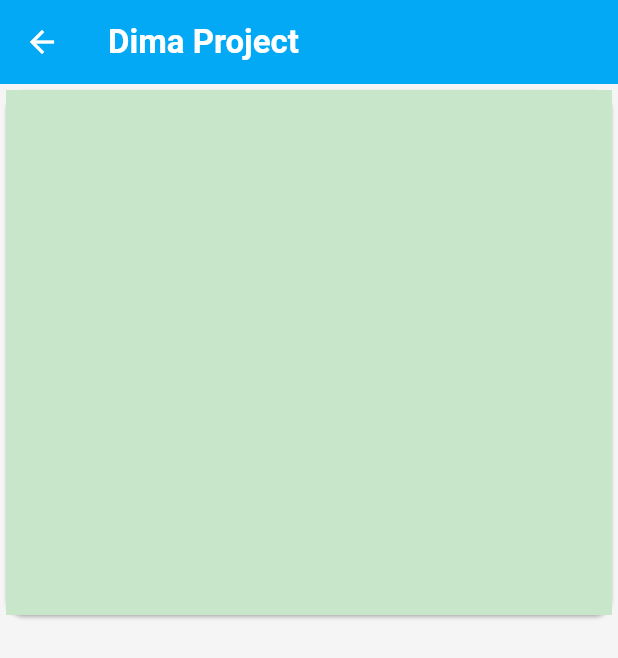
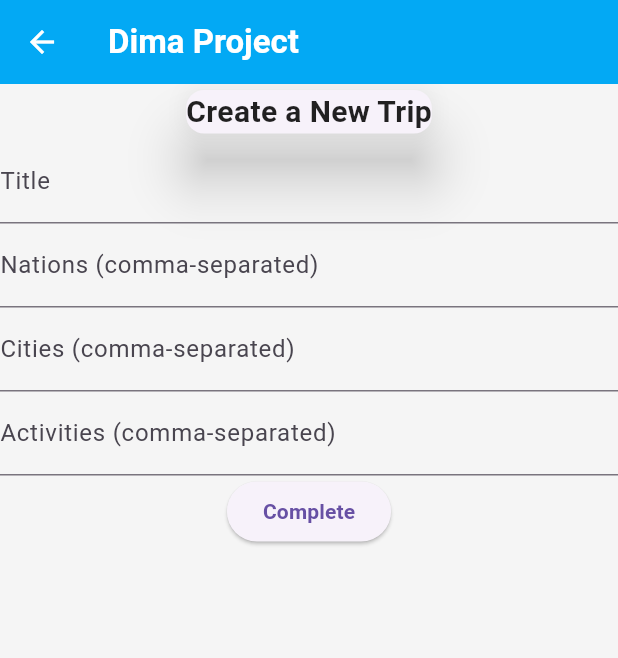
Before and after one commit to AlessandroGuazzi/DIMA-PoliMi-MobileApp-Guazzi-Lei-Mantegazza, a Flutter app: the screen it shows once a user with an empty profile is signed in, item 2 of the bottom bar chosen, after a tap on the "add" icon, on a phone screen of 412 x 824 dp. Shown: the top 658 px of the screen. Run offline on Flutter 3.47's test engine with Material 3 defaults, Android fonts, the phone set to English and light mode, and no system bars; our stand-ins replace cloud_firestore, firebase_auth, firebase_core; accounts and stored records are empty; network calls fail.

Commit message:
start of createNewTripPage.dart, method of insert trips to firestore and myTripsPage.dart

```diff
--- a/lib/screens/createNewTripPage.dart
+++ b/lib/screens/createNewTripPage.dart
@@ -1,5 +1,8 @@
+import 'package:dima_project/screens/homePage.dart';
+import 'package:dima_project/screens/myTripsPage.dart';
 import 'package:flutter/material.dart';
 import 'package:flutter/services.dart';
+import 'package:dima_project/models/tripModel.dart';
 
 class Createnewtrippage extends StatefulWidget {
   const Createnewtrippage({super.key});
@@ -9,6 +12,16 @@ class Createnewtrippage extends StatefulWidget {
 }
 
 class _CreatenewtrippageState extends State<Createnewtrippage> {
+
+  final TextEditingController creatorIdController = TextEditingController();
+  final TextEditingController titleController = TextEditingController();
+  final TextEditingController nationsController = TextEditingController();
+  final TextEditingController citiesController = TextEditingController();
+  final TextEditingController activitiesController = TextEditingController();
+
+  final _formKey = GlobalKey<FormState>();
+  String title = "";
+
   @override
   Widget build(BuildContext context) {
     return Scaffold(
@@ -18,19 +31,70 @@ class _CreatenewtrippageState extends State<Createnewtrippage> {
       ),
       body: Scrollbar(
         child: SingleChildScrollView(
-          child: Column(
-              children: [
-                Card(
-                  child: Container(
-                    color: Colors.green[100],
-                    //clipBehavior: Clip.hardEdge,
-                    padding: EdgeInsets.all(10),
-                    height: 350,
+          child: Form(
+            key: _formKey,
+            child: Column(
+                children: [
+                  const Center(
+                    child: Card(
+                      elevation: 16.0,
+                      child: Text(
+                        'Create a New Trip',
+                        style: TextStyle(
+                          fontSize: 20,
+                          fontWeight: FontWeight.bold,
+                        )
+                      ),
+                    ),
                   ),
-                )
 
-                //TODO
-              ]
+                  TextFormField(
+                    validator: (value){
+                      if(value == null || value.isEmpty){
+                        return 'insert a title';
+                      }
+                      return null;
+                    },
+                    onSaved: (value) {
+                     //title = value;
+                    },
+                    controller: titleController,
+                    textInputAction: TextInputAction.next,
+                    decoration: InputDecoration(label: Text('Title')),
+                  ),
+
+                  TextFormField(
+                    controller: nationsController,
+                    textInputAction: TextInputAction.next,
+                    decoration: InputDecoration(label: Text('Nations (comma-separated)')),
+                  ),
+
+                  TextFormField(
+                    controller: citiesController,
+                    textInputAction: TextInputAction.next,
+                    decoration: InputDecoration(label: Text('Cities (comma-separated)')),
+                  ),
+
+                  TextFormField(
+                    controller: activitiesController,
+                    textInputAction: TextInputAction.next,
+                    decoration: InputDecoration(label: Text('Activities (comma-separated)')),
+                  ),
+
+
+                  //TODO BOTTONE FINALE E ALTRI DATI DI TIPO NON TESTUALE
+                  //TODO CHECK SUI INPUT, NAZIONI E CITTA' FATTI A LISTA A SCELTA?
+                  ElevatedButton(
+                      onPressed: (){
+                        if(_formKey.currentState!.validate()){
+                          _formKey.currentState!.save();
+                        }
+                        Navigator.push(context, MaterialPageRoute<void>(builder: (context) => MyHomePage(title: 'Flutter Demo Home Page')));
+                        //TODO FIXARE QUESTIONE TITLE HOMEPAGE INUTILE??
+                      },
+                      child: Text('Complete'))
+                ]
+            ),
           ),
         ),
       ),
--- a/lib/screens/myTripsPage.dart
+++ b/lib/screens/myTripsPage.dart
@@ -1,6 +1,10 @@
 import 'package:flutter/material.dart';
 import 'package:flutter/services.dart';
 import 'package:dima_project/screens/createNewTripPage.dart';
+import 'package:dima_project/widgets/tripCardWidget.dart';
+import 'package:dima_project/models/tripModel.dart';
+import 'package:dima_project/services/databaseService.dart';
+import 'package:dima_project/screens/tripDetailPage.dart';
 
 class MyTripsPage extends StatefulWidget {
   const MyTripsPage({super.key});
@@ -10,29 +14,55 @@ class MyTripsPage extends StatefulWidget {
 }
 
 class _MyTripsPageState extends State<MyTripsPage> {
+  late Future<List<TripModel>> _futureTrips;
+
+  @override
+  void initState() {
+    super.initState();
+    _futureTrips = DatabaseService().getHomePageTrips();
+  }
+
+
   @override
   Widget build(BuildContext context) {
     return Stack(
       children: [
-        // Scrollable content
-        Scrollbar(
-          child: SingleChildScrollView(
-            child: Column(
-                children: [
-                  Card(
-                    child: Container(
-                      color: Colors.green[100],
-                      //clipBehavior: Clip.hardEdge,
-                      padding: EdgeInsets.all(10),
-                      height: 350,
-                    ),
-                  )
 
-                  //TODO
-                ]
-            ),
-          ),
+        FutureBuilder<List<TripModel>>(
+          future: _futureTrips,
+          builder: (context, snapshot) {
+            if (snapshot.connectionState == ConnectionState.waiting) {
+              return const Center(child: CircularProgressIndicator());
+            } else if (snapshot.hasError) {
+              return Center(child: Text('Error: ${snapshot.error}'));
+            } else if (!snapshot.hasData || snapshot.data!.isEmpty) {
+              return const Center(child: Text('No trips created yet'));
+            }
+
+            // List of trips, with null-check!
+            List<TripModel> trips = snapshot.data!;
+
+            return ListView.builder(
+              itemCount: trips.length,
+              itemBuilder: (context, index) {
+                final trip = trips[index];
+                return Padding(
+                  padding: const EdgeInsets.symmetric(vertical: 10, horizontal: 8),
+                  child: InkWell(
+                      onTap: () {
+                        print('go to TripPage');
+                        Navigator.push(context, MaterialPageRoute<void>(builder: (context) => tripDetailPage()));
+
+                      },
+                      child: TripCardWidget(trip)
+                  ),
+                );
+              },
+            );
+
+          },
         ),
+
 
         // Fixed positioned button
         Positioned(
--- a/lib/services/databaseService.dart
+++ b/lib/services/databaseService.dart
@@ -14,7 +14,6 @@ class DatabaseService {
       fromFirestore: TripModel.fromFirestore,
       toFirestore: (TripModel trip, _) => trip.toFirestore()
   );
-
 
 
 
@@ -41,4 +40,39 @@ class DatabaseService {
     return trips;
   }
 
+
+  //Method for retrieval of all  'Trips' documents that are created by the current user
+  Future<List<TripModel>> getHomePageTrips() async {
+    List<TripModel> trips = [];
+
+    try {
+      QuerySnapshot<TripModel> querySnapshot = await tripCollection
+          .where("creatorInfo.id", isEqualTo: currentUserId)
+          .get();
+
+      print("Successfully completed");
+
+      for (var docSnapshot in querySnapshot.docs) {
+        trips.add(docSnapshot.data());
+      }
+    } catch (e) {
+      print("Error completing: $e");
+    }
+
+    return trips;
+  }
+
+
+  Future<void> createTrip(TripModel trip) async{
+    try {
+      await db.collection('Trips').add(trip.toFirestore());
+      print('Successfully added a new trip!');
+
+    } catch (e) {
+      print("Error completing: $e");
+    }
+  }
+
+
+
 }
--- a/pubspec.yaml
+++ b/pubspec.yaml
@@ -38,6 +38,7 @@ dependencies:
   firebase_core: ^3.12.1
   firebase_auth: ^5.5.1
   cloud_firestore: ^5.6.5
+  get: ^4.7.2
 
 dev_dependencies:
   flutter_test:
```
Also changed, not shown: pubspec.lock.
